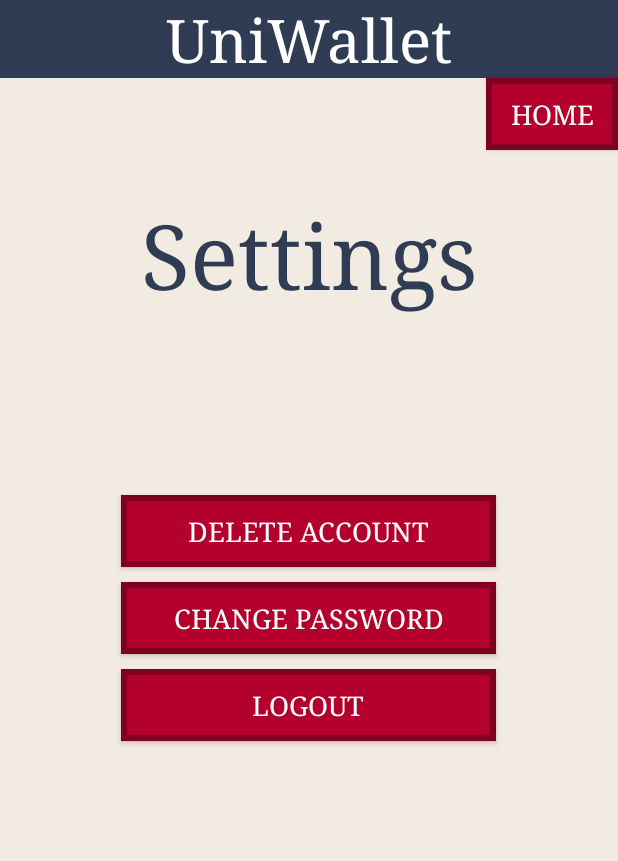
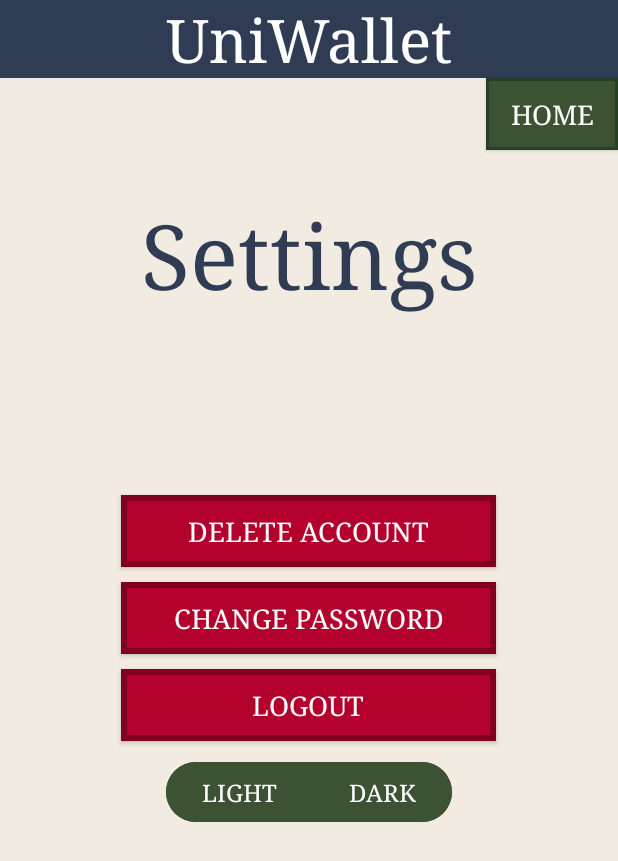
Before and after one commit to UTSA-CS-3443/UniWallet, an Android app: the SettingsActivity screen opened directly, with no data from a screen before it, on a phone screen of 412 x 824 dp. Shown: the top 861 px of the screen. Run offline under Robolectric (Android 15) with nearby library versions, the phone set to English and light mode, and no system bars.

Commit message:
updated all xml files, added a light/dark mode switch in SettingsActivity

```diff
--- a/app/src/main/java/com/example/uniwallet/SettingsActivity.java
+++ b/app/src/main/java/com/example/uniwallet/SettingsActivity.java
@@ -2,13 +2,15 @@ package com.example.uniwallet;
 
 import android.content.Intent;
 import android.os.Bundle;
-import android.util.Log;
 import android.view.View;
 import android.widget.Button;
 
 import com.example.uniwallet.model.Account;
 import com.example.uniwallet.model.AccountManager;
+import com.google.android.material.button.MaterialButtonToggleGroup;
+
 import androidx.appcompat.app.AppCompatActivity;
+import androidx.appcompat.app.AppCompatDelegate;
 
 public class SettingsActivity extends AppCompatActivity {
 
@@ -31,7 +33,18 @@ public class SettingsActivity extends AppCompatActivity {
         Button change_password = findViewById(R.id.changePasswordButton);
         Button logout = findViewById(R.id.logoutAccountButton);
         Button home_button = findViewById(R.id.homeButton);
+        MaterialButtonToggleGroup buttonToggleGroup = findViewById(R.id.btg_theme_switch);
 
+        buttonToggleGroup.addOnButtonCheckedListener(new MaterialButtonToggleGroup.OnButtonCheckedListener() {
+            @Override
+            public void onButtonChecked(MaterialButtonToggleGroup group, int checkedId, boolean isChecked) {
+                if (checkedId == R.id.btnLight) {
+                    AppCompatDelegate.setDefaultNightMode(AppCompatDelegate.MODE_NIGHT_NO);
+                } else if (checkedId == R.id.btnDark) {
+                    AppCompatDelegate.setDefaultNightMode(AppCompatDelegate.MODE_NIGHT_YES);
+                }
+            }
+        });
         delete_account.setOnClickListener(new View.OnClickListener() {
             @Override
             public void onClick(View v) {
--- a/app/src/main/res/drawable/custom_button.xml
+++ b/app/src/main/res/drawable/custom_button.xml
@@ -1,7 +1,7 @@
 <?xml version="1.0" encoding="utf-8"?>
 <shape
     xmlns:android="http://schemas.android.com/apk/res/android"
-    android:shape="rectangle" >
+    android:shape="rectangle">
     <stroke
         android:color="@color/colorImportantButtonBorder"
         android:width="4dp"/>
--- a/app/src/main/res/drawable/custom_button_2.xml
+++ b/app/src/main/res/drawable/custom_button2.xml
@@ -1,12 +1,12 @@
 <?xml version="1.0" encoding="utf-8"?>
 <shape
     xmlns:android="http://schemas.android.com/apk/res/android"
-    android:shape="rectangle" >
+    android:shape="rectangle">
     <stroke
-        android:color="@color/black"
-        android:width="1dp"/>
+        android:color="@color/colorMinorButtonBorder"
+        android:width="2dp"/>
     <corners
         android:radius="0dp"/>
     <solid
-        android:color="@color/white"/>
+        android:color="@color/colorMinorButtonBody"/>
 </shape>
--- a/app/src/main/res/layout/activity_home.xml
+++ b/app/src/main/res/layout/activity_home.xml
@@ -5,12 +5,11 @@
 <LinearLayout
     xmlns:android="http://schemas.android.com/apk/res/android"
     xmlns:app="http://schemas.android.com/apk/res-auto"
-    xmlns:tools="http://schemas.android.com/tools"
     android:layout_width="match_parent"
     android:layout_height="match_parent"
     android:orientation="vertical"
     android:gravity="center_horizontal"
-    android:theme="@style/Theme.UniWallet">
+    android:theme="@style/Base.Theme.UniWallet">
 
     <include layout="@layout/header"/>
 
--- a/app/src/main/res/layout/activity_settings.xml
+++ b/app/src/main/res/layout/activity_settings.xml
@@ -1,30 +1,33 @@
+<?xml version="1.0" encoding="utf-8"?>
 
-<LinearLayout xmlns:android="http://schemas.android.com/apk/res/android"
+<!-- activity_settings.xml -->
+
+<LinearLayout
+    xmlns:android="http://schemas.android.com/apk/res/android"
+    xmlns:app="http://schemas.android.com/apk/res-auto"
     android:layout_width="match_parent"
     android:layout_height="match_parent"
     android:orientation="vertical"
     android:gravity="center_horizontal"
-    android:theme="@style/Theme.UniWallet">
+    android:theme="@style/Base.Theme.UniWallet">
 
     <include layout="@layout/header"/>
 
     <androidx.appcompat.widget.AppCompatButton
         android:id="@+id/homeButton"
-        style="@style/ButtonStyle"
+        style="@style/MinorButtonStyle"
         android:layout_width="wrap_content"
         android:layout_height="wrap_content"
         android:layout_gravity="end"
         android:text="Home" />
 
     <TextView
+        style="@style/TextViewStyle"
         android:id="@+id/settingsText"
         android:layout_marginTop="30dp"
         android:layout_width="300dp"
         android:layout_height="100dp"
         android:gravity="center_horizontal"
-        android:textSize="60sp"
-        android:typeface="serif"
-        android:textColor="@color/colorTitleHeader"
         android:text="Settings" />
 
     <androidx.appcompat.widget.AppCompatButton
@@ -50,4 +53,28 @@
         android:layout_marginTop="10dp"
         android:text="Logout"
         style="@style/ButtonStyle"/>
+
+    <com.google.android.material.button.MaterialButtonToggleGroup
+        android:id="@+id/btg_theme_switch"
+        android:layout_width="200dp"
+        android:layout_height="50dp"
+        android:gravity="center_horizontal"
+        app:singleSelection="true"
+        app:selectionRequired="true"
+        android:layout_marginTop="10dp">
+
+        <Button
+            android:id="@+id/btnLight"
+            style="@style/SwitchButton"
+            android:layout_width="wrap_content"
+            android:layout_height="wrap_content"
+            android:text="Light"/>
+
+        <Button
+            android:id="@+id/btnDark"
+            style="@style/SwitchButton"
+            android:layout_width="wrap_content"
+            android:layout_height="wrap_content"
+            android:text="Dark"/>
+    </com.google.android.material.button.MaterialButtonToggleGroup>
 </LinearLayout>
--- a/app/src/main/res/layout/header.xml
+++ b/app/src/main/res/layout/header.xml
@@ -1,4 +1,7 @@
 <?xml version="1.0" encoding="utf-8"?>
+
+<!-- header.xml -->
+
 <RelativeLayout
     xmlns:android="http://schemas.android.com/apk/res/android"
     android:layout_width="match_parent"
@@ -10,9 +13,5 @@
         android:layout_height="wrap_content"
         android:text="UniWallet"
         android:textAlignment="center"
-        android:textSize="40sp"
-        android:typeface="serif"
-        android:background="@color/colorTitleHeader"
-        android:textColor="@color/white" />
-
+        style="@style/HeaderStyle"/>
 </RelativeLayout>
--- a/app/src/main/res/values-night/themes.xml
+++ b/app/src/main/res/values-night/themes.xml
@@ -1,7 +1,18 @@
 <resources xmlns:tools="http://schemas.android.com/tools">
-    <!-- Base application theme. -->
     <style name="Base.Theme.UniWallet" parent="Theme.Material3.DayNight.NoActionBar">
-        <!-- Customize your dark theme here. -->
-        <!-- <item name="colorPrimary">@color/my_dark_primary</item> -->
+        <item name="android:background">@color/darkMainBackground</item>
+    </style>
+
+    <style name="TextViewStyle">
+        <item name="android:textColor">@color/grey</item>
+        <item name="android:textSize">60sp</item>
+        <item name="android:typeface">serif</item>
+    </style>
+
+    <style name="HeaderStyle" >
+        <item name="android:textSize">40sp</item>
+        <item name="android:typeface">serif</item>
+        <item name="android:background">@color/darkTitleHeader</item>
+        <item name="android:textColor">@color/grey</item>
     </style>
 </resources>
--- a/app/src/main/res/values/colors.xml
+++ b/app/src/main/res/values/colors.xml
@@ -2,8 +2,13 @@
 <resources>
     <color name="white">#ffffff</color>
     <color name="black">#000000</color>
-    <color name="colorMainBackground">#f2ebe2</color>
-    <color name="colorTitleHeader">#2f3c54</color>
+    <color name="grey">#a5a5a5</color>
+    <color name="lightMainBackground">#f2ebe2</color>
+    <color name="darkMainBackground">#201e1f</color>
+    <color name="lightTitleHeader">#2f3c54</color>
+    <color name="darkTitleHeader">#293241</color>
     <color name="colorImportantButtonBody">#b3002d</color>
     <color name="colorImportantButtonBorder">#800020</color>
+    <color name="colorMinorButtonBody">#3c5233</color>
+    <color name="colorMinorButtonBorder">#264027</color>
 </resources>
--- a/app/src/main/res/values/styles.xml
+++ b/app/src/main/res/values/styles.xml
@@ -7,8 +7,15 @@
         <item name="android:textSize">18sp</item>
         <item name="android:textAllCaps">true</item>
     </style>
-    <style name="ButtonStyle2" parent="Theme.AppCompat.Light.NoActionBar">
-        <item name="android:background">@drawable/custom_button_2</item>
+    <style name="MinorButtonStyle" parent="Theme.AppCompat.Light.NoActionBar">
+        <item name="android:background">@drawable/custom_button2</item>
+        <item name="android:textColor">@color/white</item>
+        <item name="android:typeface">serif</item>
+        <item name="android:textSize">18sp</item>
+        <item name="android:textAllCaps">true</item>
+    </style>
+    <style name="SwitchButton" parent="Theme.AppCompat.Light.NoActionBar">
+        <item name="android:backgroundTint">@color/colorMinorButtonBody</item>
         <item name="android:textColor">@color/white</item>
         <item name="android:typeface">serif</item>
         <item name="android:textSize">16sp</item>
--- a/app/src/main/res/values/themes.xml
+++ b/app/src/main/res/values/themes.xml
@@ -1,10 +1,19 @@
 <resources xmlns:tools="http://schemas.android.com/tools">
-    <!-- Base application theme. -->
     <style name="Base.Theme.UniWallet" parent="Theme.Material3.DayNight.NoActionBar">
-        <!-- Customize your light theme here. -->
-        <item name="android:background">#f2ebe2</item>
-        <!-- <item name="colorPrimary">@color/my_light_primary</item> -->
+        <item name="android:background">@color/lightMainBackground</item>
     </style>
 
+    <style name="TextViewStyle" >
+        <item name="android:textColor">@color/lightTitleHeader</item>
+        <item name="android:textSize">60sp</item>
+        <item name="android:typeface">serif</item>
+    </style>
+
+    <style name="HeaderStyle" >
+        <item name="android:textSize">40sp</item>
+        <item name="android:typeface">serif</item>
+        <item name="android:background">@color/lightTitleHeader</item>
+        <item name="android:textColor">@color/white</item>
+    </style>
     <style name="Theme.UniWallet" parent="Base.Theme.UniWallet" />
 </resources>
```
Also changed, not shown: app/src/main/res/layout/activity_changepassword.xml (+6 -5 lines), app/src/main/res/layout/activity_expenses.xml (+47 -60 lines), app/src/main/res/layout/activity_login.xml (+3 -10 lines), app/src/main/res/layout/activity_main.xml (+5 -2 lines), app/src/main/res/layout/activity_signup.xml (+3 -19 lines).
